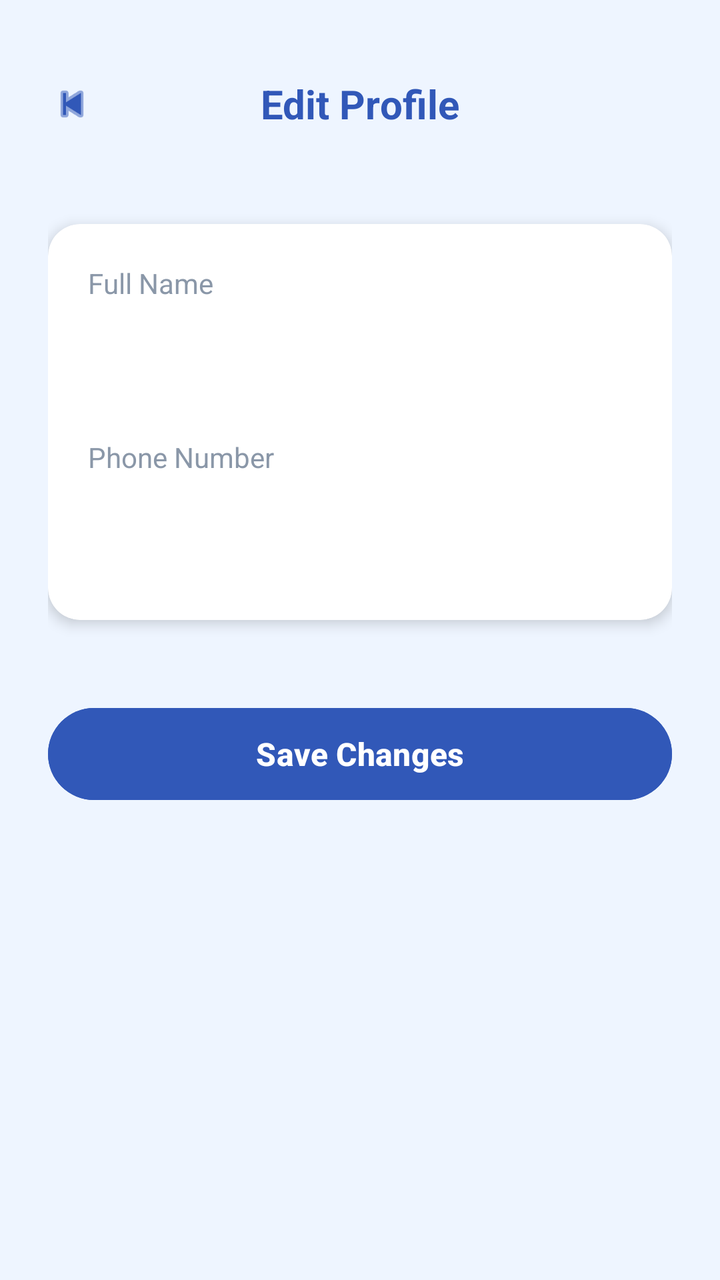
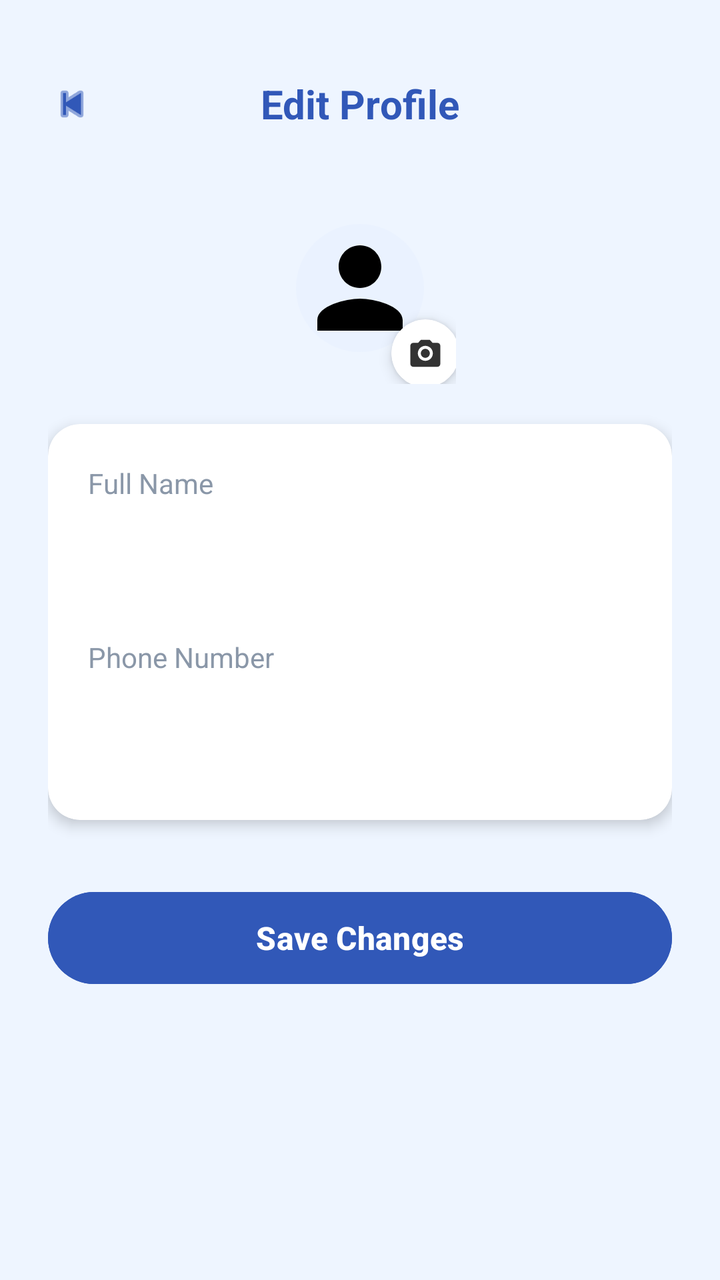

Before-and-after screenshots of an Android layout around one commit, followed by the original layout XML and the change that was made.
<!-- AndroidManifest.xml: application theme Theme.EncikAircond -->
<!-- res/layout/activity_edit_profile.xml -->
<?xml version="1.0" encoding="utf-8"?>
<ScrollView xmlns:android="http://schemas.android.com/apk/res/android"
    xmlns:app="http://schemas.android.com/apk/res-auto"
    android:layout_width="match_parent"
    android:layout_height="match_parent"
    android:background="#EEF5FF"
    android:fillViewport="true">

    <LinearLayout
        android:layout_width="match_parent"
        android:layout_height="wrap_content"
        android:orientation="vertical"
        android:padding="24dp">

        <RelativeLayout
            android:layout_width="match_parent"
            android:layout_height="56dp">

            <ImageView
                android:id="@+id/btnBack"
                android:layout_width="24dp"
                android:layout_height="24dp"
                android:layout_centerVertical="true"
                android:src="@android:drawable/ic_media_previous"
                app:tint="#3158B8" />

            <TextView
                android:layout_width="wrap_content"
                android:layout_height="wrap_content"
                android:layout_centerInParent="true"
                android:text="Edit Profile"
                android:textColor="#3158B8"
                android:textSize="20sp"
                android:textStyle="bold" />
        </RelativeLayout>

        <androidx.cardview.widget.CardView
            android:layout_width="match_parent"
            android:layout_height="wrap_content"
            android:layout_marginTop="32dp"
            app:cardCornerRadius="16dp"
            app:cardElevation="4dp">

            <LinearLayout
                android:layout_width="match_parent"
                android:layout_height="wrap_content"
                android:orientation="vertical"
                android:padding="20dp">

                <TextView
                    android:layout_width="wrap_content"
                    android:layout_height="wrap_content"
                    android:text="Full Name"
                    android:textColor="#8A97A8"
                    android:textSize="14sp" />

                <EditText
                    android:id="@+id/etFullName"
                    android:layout_width="match_parent"
                    android:layout_height="48dp"
                    android:layout_marginTop="4dp"
                    android:background="@drawable/bg_input_field"
                    android:paddingHorizontal="12dp"
                    android:inputType="textPersonName" />

                <TextView
                    android:layout_width="wrap_content"
                    android:layout_height="wrap_content"
                    android:layout_marginTop="16dp"
                    android:text="Phone Number"
                    android:textColor="#8A97A8"
                    android:textSize="14sp" />

                <EditText
                    android:id="@+id/etPhone"
                    android:layout_width="match_parent"
                    android:layout_height="48dp"
                    android:layout_marginTop="4dp"
                    android:background="@drawable/bg_input_field"
                    android:paddingHorizontal="12dp"
                    android:inputType="phone" />

            </LinearLayout>
        </androidx.cardview.widget.CardView>

        <Button
            android:id="@+id/btnSave"
            android:layout_width="match_parent"
            android:layout_height="54dp"
            android:layout_marginTop="40dp"
            android:backgroundTint="#3158B8"
            android:text="Save Changes"
            android:textAllCaps="false"
            android:textColor="#FFFFFF"
            android:textSize="16sp"
            android:textStyle="bold" />

    </LinearLayout>
</ScrollView>
<!-- resources referenced by this layout -->
<resources>
  <!-- drawable bg_input_field (drawable) -->
  <?xml version="1.0" encoding="utf-8"?>
  <shape xmlns:android="http://schemas.android.com/apk/res/android"
      android:shape="rectangle">
      <solid android:color="#FFFFFF" />
      <corners android:radius="26dp" />
  </shape>
  <style name="Theme.EncikAircond" parent="Base.Theme.EncikAircond" />
  <style name="Base.Theme.EncikAircond" parent="Theme.Material3.DayNight.NoActionBar">
          
      </style>
</resources>

<!-- the commit's change to res/layout/activity_edit_profile.xml (unified diff, before → after) -->
@@ -21,6 +21,7 @@
                 android:layout_width="24dp"
                 android:layout_height="24dp"
                 android:layout_centerVertical="true"
+                android:contentDescription="@null"
                 android:src="@android:drawable/ic_media_previous"
                 app:tint="#3158B8" />
 
@@ -34,10 +35,63 @@
                 android:textStyle="bold" />
         </RelativeLayout>
 
+        
+        <LinearLayout
+            android:layout_width="match_parent"
+            android:layout_height="wrap_content"
+            android:layout_marginTop="16dp"
+            android:gravity="center"
+            android:orientation="vertical">
+
+            <RelativeLayout
+                android:id="@+id/layoutProfilePhoto"
+                android:layout_width="wrap_content"
+                android:layout_height="wrap_content"
+                android:clickable="true"
+                android:focusable="true">
+
+                <com.google.android.material.imageview.ShapeableImageView
+                    android:id="@+id/imgProfile"
+                    android:layout_width="96dp"
+                    android:layout_height="96dp"
+                    android:background="#EAF2FF"
+                    android:padding="16dp"
+                    android:scaleType="centerCrop"
+                    android:src="@drawable/ic_person"
+                    app:shapeAppearanceOverlay="@style/CircleImageView" />
+
+                <androidx.cardview.widget.CardView
+                    android:id="@+id/btnCameraOverlay"
+                    android:layout_width="34dp"
+                    android:layout_height="34dp"
+                    android:layout_alignEnd="@id/imgProfile"
+                    android:layout_alignBottom="@id/imgProfile"
+                    android:layout_marginEnd="-2dp"
+                    android:layout_marginBottom="-2dp"
+                    android:clickable="true"
+                    android:focusable="true"
+                    android:foreground="?attr/selectableItemBackground"
+                    app:cardBackgroundColor="#FFFFFF"
+                    app:cardCornerRadius="17dp"
+                    app:cardElevation="4dp">
+
+                    <ImageView
+                        android:layout_width="18dp"
+                        android:layout_height="18dp"
+                        android:layout_gravity="center"
+                        android:contentDescription="@null"
+                        android:src="@drawable/ic_camera"
+                        app:tint="#333333" />
+                </androidx.cardview.widget.CardView>
+
+            </RelativeLayout>
+
+        </LinearLayout>
+
         <androidx.cardview.widget.CardView
             android:layout_width="match_parent"
             android:layout_height="wrap_content"
-            android:layout_marginTop="32dp"
+            android:layout_marginTop="20dp"
             app:cardCornerRadius="16dp"
             app:cardElevation="4dp">
 
@@ -60,8 +114,8 @@
                     android:layout_height="48dp"
                     android:layout_marginTop="4dp"
                     android:background="@drawable/bg_input_field"
-                    android:paddingHorizontal="12dp"
-                    android:inputType="textPersonName" />
+                    android:inputType="textPersonName"
+                    android:paddingHorizontal="12dp" />
 
                 <TextView
                     android:layout_width="wrap_content"
@@ -77,8 +131,8 @@
                     android:layout_height="48dp"
                     android:layout_marginTop="4dp"
                     android:background="@drawable/bg_input_field"
-                    android:paddingHorizontal="12dp"
-                    android:inputType="phone" />
+                    android:inputType="phone"
+                    android:paddingHorizontal="12dp" />
 
             </LinearLayout>
         </androidx.cardview.widget.CardView>
@@ -87,7 +141,7 @@
             android:id="@+id/btnSave"
             android:layout_width="match_parent"
             android:layout_height="54dp"
-            android:layout_marginTop="40dp"
+            android:layout_marginTop="32dp"
             android:backgroundTint="#3158B8"
             android:text="Save Changes"
             android:textAllCaps="false"
<!-- resource entries referenced after the edit -->
@@ -7,6 +7,32 @@
       <solid android:color="#FFFFFF" />
       <corners android:radius="26dp" />
   </shape>
+  <!-- drawable ic_camera (drawable) -->
+  <?xml version="1.0" encoding="utf-8"?>
+  <vector xmlns:android="http://schemas.android.com/apk/res/android"
+      android:width="24dp"
+      android:height="24dp"
+      android:viewportWidth="24"
+      android:viewportHeight="24">
+    <path
+        android:fillColor="#333333"
+        android:pathData="M12,15c1.66,0 3,-1.34 3,-3s-1.34,-3 -3,-3 -3,1.34 -3,3 1.34,3 3,3zM9,3L7.17,5H4c-1.1,0 -2,0.9 -2,2v12c0,1.1 0.9,2 2,2h16c1.1,0 2,-0.9 2,-2V7c0,-1.1 -0.9,-2 -2,-2h-3.17L15,3H9zm3,14c-2.76,0 -5,-2.24 -5,-5s2.24,-5 5,-5 5,2.24 5,5 -2.24,5 -5,5z"/>
+  </vector>
+  <!-- drawable ic_person (drawable) -->
+  <?xml version="1.0" encoding="utf-8"?>
+  <vector xmlns:android="http://schemas.android.com/apk/res/android"
+      android:width="24dp"
+      android:height="24dp"
+      android:viewportWidth="24"
+      android:viewportHeight="24">
+  
+      <path
+          android:fillColor="#FF000000"
+          android:pathData="M12,12c2.21,0 4,-1.79 4,-4c0,-2.21 -1.79,-4 -4,-4c-2.21,0 -4,1.79 -4,4C8,10.21 9.79,12 12,12zM12,14c-2.67,0 -8,1.34 -8,4v2h16v-2C20,15.34 14.67,14 12,14z"/>
+  </vector>
+  <style name="CircleImageView">
+          <item name="cornerSize">50%</item>
+      </style>
   <style name="Theme.EncikAircond" parent="Base.Theme.EncikAircond" />
   <style name="Base.Theme.EncikAircond" parent="Theme.Material3.DayNight.NoActionBar">
           
